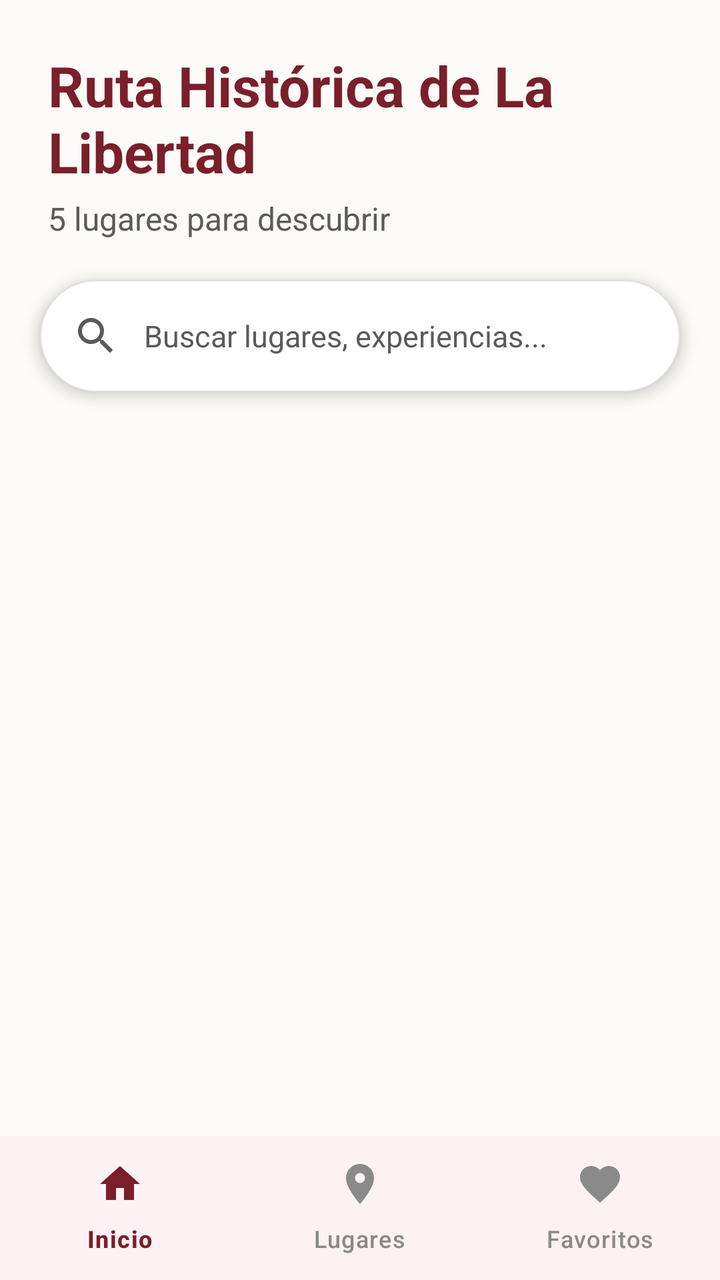
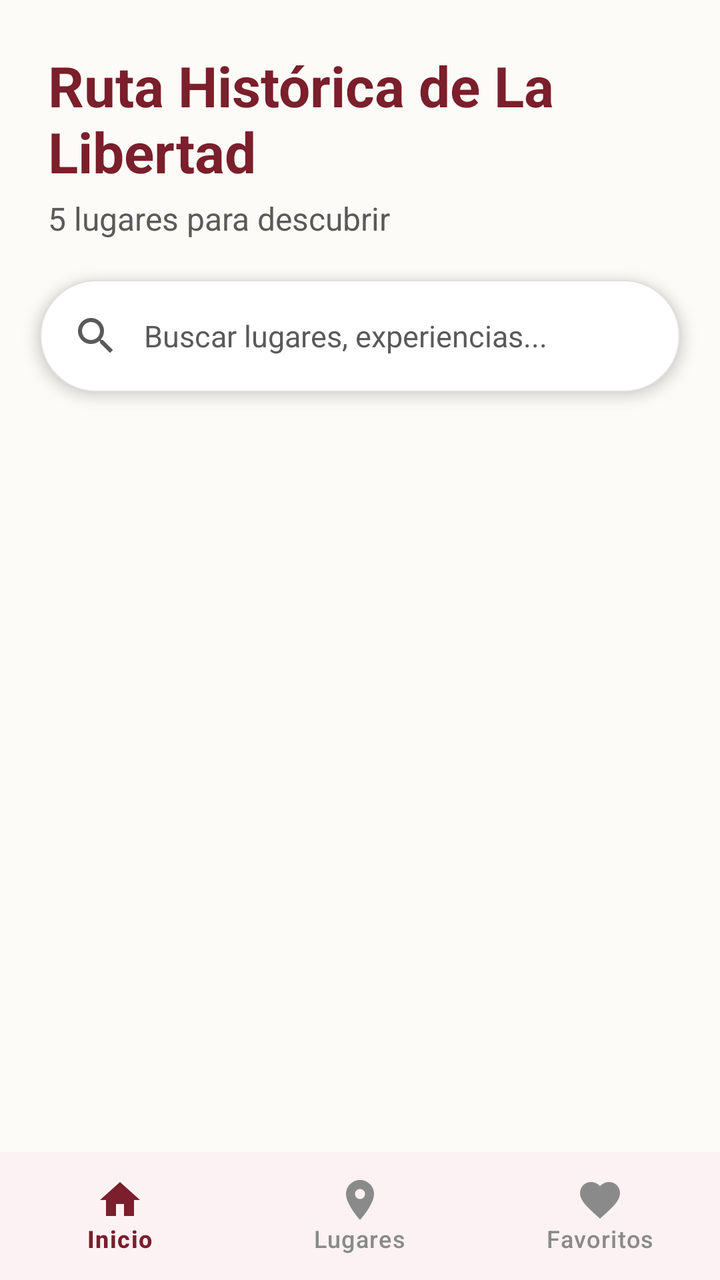

An Android layout rendered at two revisions. The XML below is the earlier revision; the diff shows what the commit changed to produce the second picture.
<!-- AndroidManifest.xml: application theme Theme.ITANES_La_Libertad -->
<!-- res/layout/activity_places.xml -->
<?xml version="1.0" encoding="utf-8"?>
<androidx.constraintlayout.widget.ConstraintLayout xmlns:android="http://schemas.android.com/apk/res/android"
    xmlns:app="http://schemas.android.com/apk/res-auto"
    xmlns:tools="http://schemas.android.com/tools"
    android:layout_width="match_parent"
    android:layout_height="match_parent"
    android:background="@color/color_background"
    tools:context=".PlacesActivity">

    <TextView
        android:id="@+id/textPlacesTourTitle"
        android:layout_width="0dp"
        android:layout_height="wrap_content"
        android:layout_marginHorizontal="24dp"
        android:layout_marginTop="24dp"
        android:text="@string/tour_name"
        android:textColor="@color/color_primary"
        android:textSize="28sp"
        android:textStyle="bold"
        app:layout_constraintEnd_toEndOf="parent"
        app:layout_constraintStart_toStartOf="parent"
        app:layout_constraintTop_toTopOf="parent" />

    <TextView
        android:id="@+id/textPlacesDiscoverCount"
        android:layout_width="0dp"
        android:layout_height="wrap_content"
        android:layout_marginHorizontal="24dp"
        android:layout_marginTop="4dp"
        android:text="@string/places_discover_count"
        android:textColor="@color/text_secondary"
        android:textSize="16sp"
        app:layout_constraintEnd_toEndOf="parent"
        app:layout_constraintStart_toStartOf="parent"
        app:layout_constraintTop_toBottomOf="@+id/textPlacesTourTitle" />

    
    <LinearLayout
        android:id="@+id/layoutSearch"
        android:layout_width="match_parent"
        android:layout_height="56dp"
        android:layout_marginHorizontal="20dp"
        android:layout_marginTop="20dp"
        android:background="@drawable/bg_search_bar"
        android:elevation="4dp"
        android:gravity="center_vertical"
        android:orientation="horizontal"
        android:paddingHorizontal="16dp"
        app:layout_constraintTop_toBottomOf="@+id/textPlacesDiscoverCount">

        <ImageView
            android:layout_width="24dp"
            android:layout_height="24dp"
            android:src="@drawable/ic_search"
            android:contentDescription="@string/search_hint" />

        <TextView
            android:layout_width="wrap_content"
            android:layout_height="wrap_content"
            android:layout_marginStart="12dp"
            android:text="@string/search_hint"
            android:textColor="@color/text_secondary"
            android:textSize="15sp" />
    </LinearLayout>

    <androidx.recyclerview.widget.RecyclerView
        android:id="@+id/recyclerViewPlaces"
        android:layout_width="0dp"
        android:layout_height="0dp"
        android:layout_marginTop="16dp"
        android:clipToPadding="false"
        android:paddingBottom="16dp"
        app:layoutManager="androidx.recyclerview.widget.LinearLayoutManager"
        app:layout_constraintBottom_toTopOf="@+id/bottomNavigation"
        app:layout_constraintEnd_toEndOf="parent"
        app:layout_constraintStart_toStartOf="parent"
        app:layout_constraintTop_toBottomOf="@+id/layoutSearch" />

    
    <ProgressBar
        android:id="@+id/progressBarPlaces"
        android:layout_width="wrap_content"
        android:layout_height="wrap_content"
        android:visibility="gone"
        app:layout_constraintBottom_toTopOf="@+id/bottomNavigation"
        app:layout_constraintEnd_toEndOf="parent"
        app:layout_constraintStart_toStartOf="parent"
        app:layout_constraintTop_toBottomOf="@+id/layoutSearch" />

    
    <LinearLayout
        android:id="@+id/layoutEmptyPlaces"
        android:layout_width="0dp"
        android:layout_height="wrap_content"
        android:orientation="vertical"
        android:padding="24dp"
        android:gravity="center"
        android:visibility="gone"
        app:layout_constraintBottom_toTopOf="@+id/bottomNavigation"
        app:layout_constraintEnd_toEndOf="parent"
        app:layout_constraintStart_toStartOf="parent"
        app:layout_constraintTop_toBottomOf="@+id/layoutSearch">

        <TextView
            android:id="@+id/textEmptyPlacesTitle"
            android:layout_width="wrap_content"
            android:layout_height="wrap_content"
            android:text="@string/empty_places_title"
            android:textColor="@color/text_primary"
            android:textSize="18sp"
            android:textStyle="bold"
            android:textAlignment="center" />

        <TextView
            android:id="@+id/textEmptyPlacesSubtitle"
            android:layout_width="wrap_content"
            android:layout_height="wrap_content"
            android:layout_marginTop="8dp"
            android:text="@string/empty_places_subtitle"
            android:textColor="@color/text_secondary"
            android:textSize="14sp"
            android:textAlignment="center" />
    </LinearLayout>

    
    <com.google.android.material.bottomnavigation.BottomNavigationView
        android:id="@+id/bottomNavigation"
        android:layout_width="match_parent"
        android:layout_height="72dp"
        android:background="@color/color_nav_bg"
        app:itemIconTint="@drawable/nav_item_color_state"
        app:itemTextColor="@drawable/nav_item_color_state"
        app:itemRippleColor="@color/color_nav_indicator"
        app:itemActiveIndicatorStyle="@style/App.CustomIndicator"
        app:elevation="0dp"
        app:menu="@menu/bottom_navigation_menu"
        app:labelVisibilityMode="labeled"
        app:layout_constraintBottom_toBottomOf="parent"
        app:layout_constraintEnd_toEndOf="parent"
        app:layout_constraintStart_toStartOf="parent" />

</androidx.constraintlayout.widget.ConstraintLayout>
<!-- resources referenced by this layout -->
<resources>
  <color name="color_background">#FDFBF7</color>
  <color name="color_nav_bg">#FDF2F3</color>
  <color name="color_nav_indicator">#F5D6D9</color>
  <color name="color_primary">#7A1F2B</color>
  <color name="text_primary">#1A1A1A</color>
  <color name="text_secondary">#5A5A5A</color>
  <!-- drawable bg_search_bar (drawable) -->
  <?xml version="1.0" encoding="utf-8"?>
  <shape xmlns:android="http://schemas.android.com/apk/res/android">
      <solid android:color="@color/white" />
      <corners android:radius="100dp" />
      <stroke android:width="0.5dp" android:color="#E0E0E0" />
  </shape>
  <!-- drawable ic_search (drawable) -->
  <vector xmlns:android="http://schemas.android.com/apk/res/android"
      android:width="24dp"
      android:height="24dp"
      android:viewportWidth="24"
      android:viewportHeight="24">
    <path
        android:fillColor="@color/text_secondary"
        android:pathData="M15.5,14h-0.79l-0.28,-0.27C15.41,12.59 16,11.11 16,9.5 16,5.91 13.09,3 9.5,3S3,5.91 3,9.5 5.91,16 9.5,16c1.61,0 3.09,-0.59 4.23,-1.57l0.27,0.28v0.79l5,4.99L20.49,19l-4.99,-5zM9.5,14C7.01,14 5,11.99 5,9.5S7.01,5 9.5,5 14,7.01 14,9.5 11.99,14 9.5,14z"/>
  </vector>
  <!-- drawable nav_item_color_state (drawable) -->
  <selector xmlns:android="http://schemas.android.com/apk/res/android">
      <item android:state_checked="true" android:color="@color/color_nav_selected" />
      <item android:color="@color/color_nav_unselected" />
  </selector>
  <string name="empty_places_subtitle">Intenta nuevamente cuando tengas conexión a Internet.</string>
  <string name="empty_places_title">No hay lugares disponibles</string>
  <string name="places_discover_count">5 lugares para descubrir</string>
  <string name="search_hint">Buscar lugares, experiencias...</string>
  <string name="tour_name">Ruta Histórica de La Libertad</string>
  <style name="App.CustomIndicator" parent="Widget.Material3.BottomNavigationView.ActiveIndicator">
          <item name="android:color">@color/color_nav_indicator</item>
          <item name="android:width">60dp</item>
          <item name="android:height">40dp</item>
      </style>
  <style name="Theme.ITANES_La_Libertad" parent="Base.Theme.ITANES_La_Libertad" />
  <color name="white">#FFFFFFFF</color>
  <color name="color_nav_selected">#7A1F2B</color>
  <color name="color_nav_unselected">#8A8A8A</color>
  <style name="Base.Theme.ITANES_La_Libertad" parent="Theme.Material3.DayNight.NoActionBar">
          
          <item name="colorPrimary">@color/color_primary</item>
          <item name="colorOnPrimary">@color/text_on_primary</item>
          <item name="colorSecondary">@color/color_secondary</item>
          <item name="android:windowBackground">@color/color_background</item>
          <item name="colorSurface">@color/color_surface</item>
          <item name="colorError">@color/color_error</item>
      </style>
  <color name="text_on_primary">#FFFFFF</color>
  <color name="color_secondary">#C58B2A</color>
  <color name="color_surface">#FFFFFF</color>
  <color name="color_error">#B3261E</color>
</resources>

<!-- the commit's change to res/layout/activity_places.xml (unified diff, before → after) -->
@@ -2,6 +2,7 @@
 <androidx.constraintlayout.widget.ConstraintLayout xmlns:android="http://schemas.android.com/apk/res/android"
     xmlns:app="http://schemas.android.com/apk/res-auto"
     xmlns:tools="http://schemas.android.com/tools"
+    android:id="@+id/main"
     android:layout_width="match_parent"
     android:layout_height="match_parent"
     android:background="@color/color_background"
@@ -126,7 +127,8 @@
     <com.google.android.material.bottomnavigation.BottomNavigationView
         android:id="@+id/bottomNavigation"
         android:layout_width="match_parent"
-        android:layout_height="72dp"
+        android:layout_height="wrap_content"
+        android:minHeight="64dp"
         android:background="@color/color_nav_bg"
         app:itemIconTint="@drawable/nav_item_color_state"
         app:itemTextColor="@drawable/nav_item_color_state"
